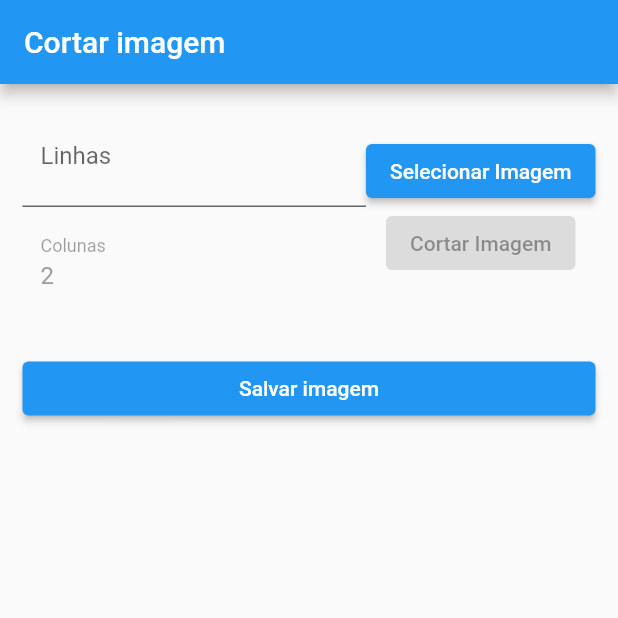
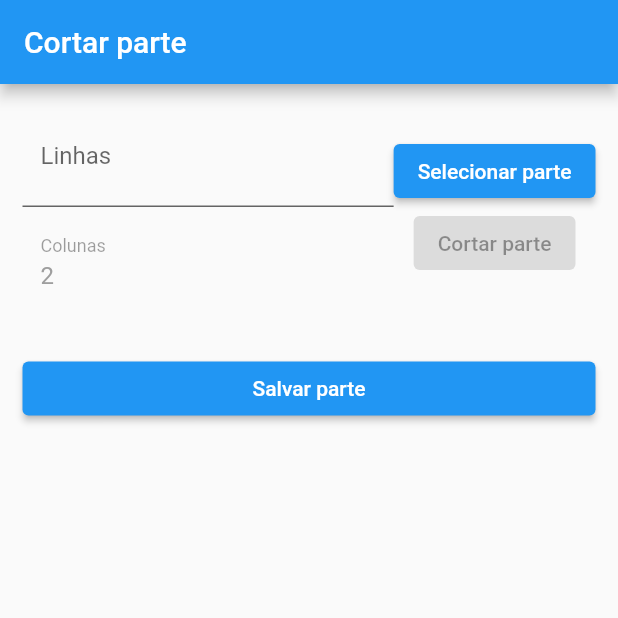
Before and after one commit to maiaraourives/cortar_imagem, a Flutter app: the screen it shows after launch, on a phone screen of 412 x 824 dp, the top half of it. Run offline on Flutter 3.47's test engine with Material 2 defaults, Android fonts, the phone set to English and light mode, and no system bars; our stand-ins replace flutter_mobx, image_picker, mobx; generated files the repository leaves out were written again.

Commit message:
Ajustes no img salver

```diff
--- a/lib/services/salvar_imagem.dart
+++ b/lib/services/salvar_imagem.dart
@@ -21,4 +21,5 @@ class SalvarImagem{
     return savedPath;
 
   }
+
 }
--- a/lib/views/cortar/cortar_view.dart
+++ b/lib/views/cortar/cortar_view.dart
@@ -63,23 +63,31 @@ class _CortarViewState extends State<CortarView> {
     formKey.currentState!.validate();
   }
 
-  void salvarImagem() async {
-    final partsImages = stateView.partsImages.first;
+  void salvarparte() async {
 
-    final imageBytes = img.encodePng(partsImages);
+    final partsImages = stateView.partsImages;
 
-    final uint8List = Uint8List.fromList(imageBytes);
+    for (int i = 0; i < partsImages.length; i ++) {
+      if (i < partsImages.length) {
 
-    final bytes = File.fromRawPath(uint8List);
+        final parte = partsImages[i];
 
-    SalvarImagem.salvarImagem(bytes);
+        final imageBytes = img.encodePng(parte);
+
+        final uint8List = Uint8List.fromList(imageBytes);
+
+        final bytes = File.fromRawPath(uint8List);
+
+        SalvarImagem.salvarImagem(bytes);
+      }
+    }
   }
 
   @override
   Widget build(BuildContext context) {
 
     return Scaffold(
-      appBar: AppBar(title: const Text('Cortar imagem')),
+      appBar: AppBar(title: const Text('Cortar parte')),
       body: ListView(
         padding: const EdgeInsets.all(15),
         children: [
@@ -133,18 +141,18 @@ class _CortarViewState extends State<CortarView> {
               Column(
                 children: [
 
-                  //ElevatedButton para selecionar imagem
+                  //ElevatedButton para selecionar parte
                   ElevatedButton(
                     onPressed: selectImage,
-                    child: const Text('Selecionar Imagem'),
+                    child: const Text('Selecionar parte'),
                   ),
 
-                  //ElevatedButton para cortar imagem
+                  //ElevatedButton para cortar parte
                   Observer(
                     builder: (_) {
                       return ElevatedButton(
                         onPressed: stateView.image == null ? null : cropImage,
-                        child: const Text('Cortar Imagem'),
+                        child: const Text('Cortar parte'),
                       );
                     },
                   ),
@@ -186,8 +194,8 @@ class _CortarViewState extends State<CortarView> {
           ),
 
           ElevatedButton  (
-            onPressed: salvarImagem,
-            child: const Text('Salvar imagem'),
+            onPressed: salvarparte,
+            child: const Text('Salvar parte'),
           ),
         ],
       ),
```
